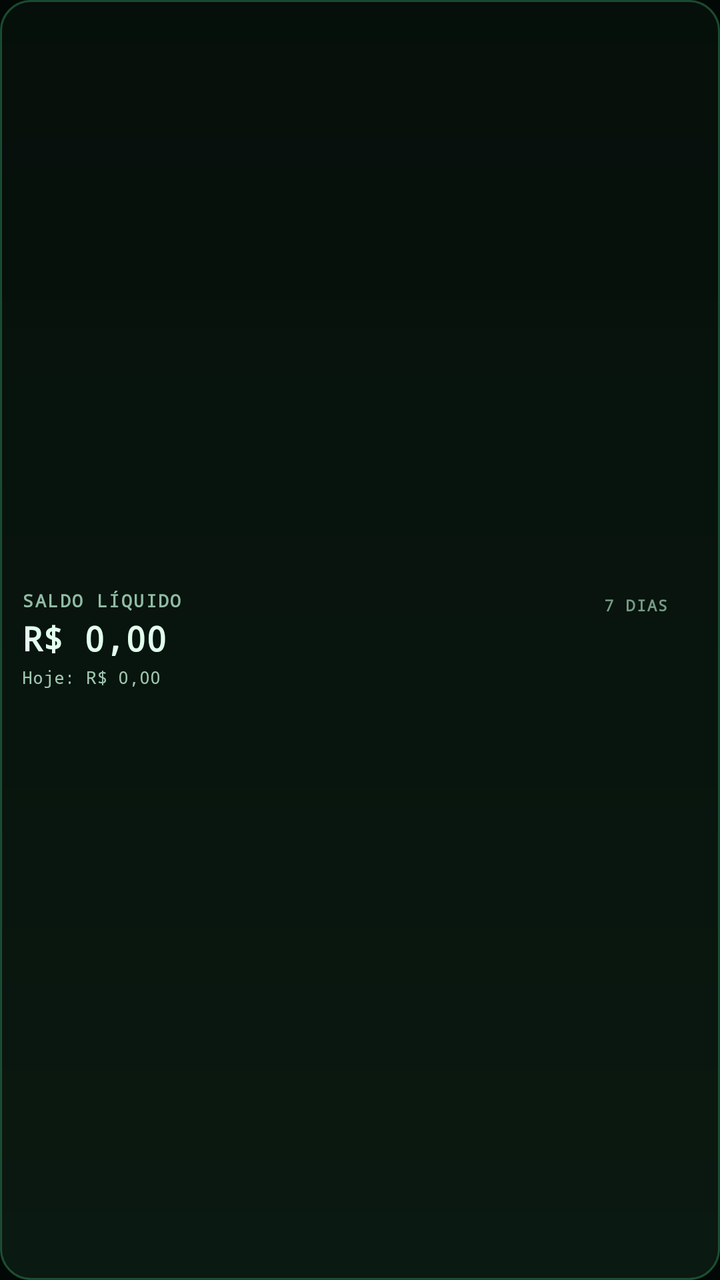
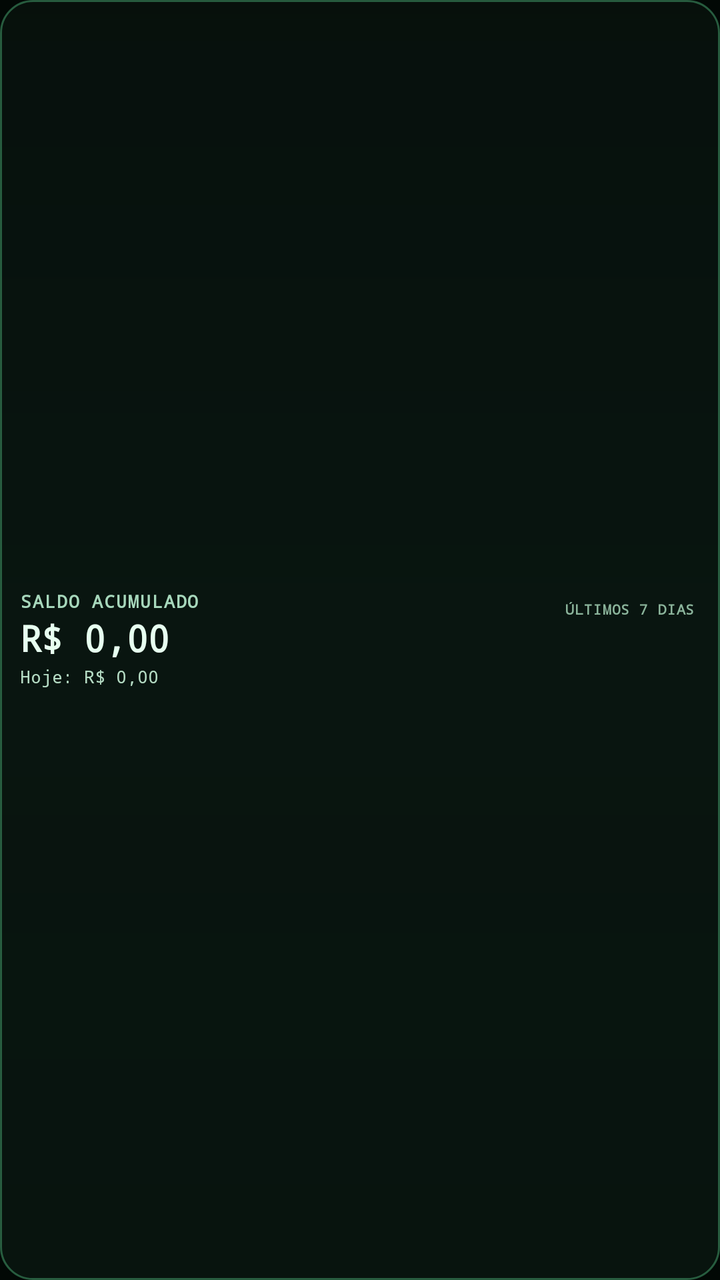

The first picture is an Android layout as it rendered before a commit; the second is the same layout after the commit. The layout source and the unified diff follow.
<!-- AndroidManifest.xml: application theme AppTheme -->
<!-- res/layout/widget_income.xml -->
<?xml version="1.0" encoding="utf-8"?>
<LinearLayout xmlns:android="http://schemas.android.com/apk/res/android"
    android:id="@+id/widget_root"
    android:layout_width="match_parent"
    android:layout_height="match_parent"
    android:orientation="horizontal"
    android:gravity="center_vertical"
    android:paddingStart="11dp"
    android:paddingEnd="9dp"
    android:paddingTop="6dp"
    android:paddingBottom="6dp"
    android:background="@drawable/widget_income_bg">

    <LinearLayout
        android:layout_width="0dp"
        android:layout_height="wrap_content"
        android:layout_weight="1"
        android:orientation="vertical"
        android:gravity="center_vertical">

        <TextView
            android:layout_width="wrap_content"
            android:layout_height="wrap_content"
            android:text="SALDO LÍQUIDO"
            android:textColor="#91BBA5"
            android:textSize="9sp"
            android:textStyle="bold"
            android:letterSpacing="0.09"
            android:includeFontPadding="false" />

        <TextView
            android:id="@+id/widget_income_total"
            android:layout_width="wrap_content"
            android:layout_height="wrap_content"
            android:layout_marginTop="4dp"
            android:text="R$ 0,00"
            android:textColor="#E2FFEE"
            android:textSize="17sp"
            android:textStyle="bold"
            android:maxLines="1"
            android:ellipsize="end"
            android:includeFontPadding="false" />

        <TextView
            android:id="@+id/widget_income_today"
            android:layout_width="wrap_content"
            android:layout_height="wrap_content"
            android:layout_marginTop="4dp"
            android:text="Hoje: R$ 0,00"
            android:textColor="#A0C7B0"
            android:textSize="9sp"
            android:maxLines="1"
            android:includeFontPadding="false" />
    </LinearLayout>

    <LinearLayout
        android:layout_width="wrap_content"
        android:layout_height="wrap_content"
        android:orientation="vertical"
        android:gravity="center_horizontal|center_vertical"
        android:layout_marginStart="7dp">

        <TextView
            android:layout_width="wrap_content"
            android:layout_height="wrap_content"
            android:text="7 DIAS"
            android:textColor="#759B86"
            android:textSize="8sp"
            android:textStyle="bold"
            android:letterSpacing="0.08"
            android:includeFontPadding="false" />

        <ImageView
            android:id="@+id/widget_income_chart"
            android:layout_width="66dp"
            android:layout_height="31dp"
            android:layout_marginTop="3dp"
            android:contentDescription="Mini gráfico do saldo líquido dos últimos sete dias"
            android:scaleType="fitCenter" />
    </LinearLayout>
</LinearLayout>
<!-- resources referenced by this layout -->
<resources>
  <!-- drawable widget_income_bg (drawable) -->
  <?xml version="1.0" encoding="utf-8"?>
  <shape xmlns:android="http://schemas.android.com/apk/res/android" android:shape="rectangle">
      <gradient
          android:angle="90"
          android:startColor="#D90B1B13"
          android:centerColor="#D608160F"
          android:endColor="#E606100B" />
      <corners android:radius="15dp" />
      <stroke android:width="1dp" android:color="#5545C985" />
  </shape>
  <style name="AppTheme" parent="android:style/Theme.Material.NoActionBar">
          <item name="android:fontFamily">monospace</item>
          <item name="android:colorAccent">#00FF88</item>
          <item name="android:statusBarColor">#020805</item>
          <item name="android:navigationBarColor">#020805</item>
          <item name="android:windowLightStatusBar">false</item>
          <item name="android:windowLightNavigationBar">false</item>
          <item name="android:windowActionModeOverlay">true</item>
          <item name="android:windowBackground">#020805</item>
      </style>
</resources>

<!-- the commit's change to res/layout/widget_income.xml (unified diff, before → after) -->
@@ -5,10 +5,10 @@
     android:layout_height="match_parent"
     android:orientation="horizontal"
     android:gravity="center_vertical"
-    android:paddingStart="11dp"
+    android:paddingStart="10dp"
     android:paddingEnd="9dp"
-    android:paddingTop="6dp"
-    android:paddingBottom="6dp"
+    android:paddingTop="5dp"
+    android:paddingBottom="5dp"
     android:background="@drawable/widget_income_bg">
 
     <LinearLayout
@@ -21,21 +21,21 @@
         <TextView
             android:layout_width="wrap_content"
             android:layout_height="wrap_content"
-            android:text="SALDO LÍQUIDO"
-            android:textColor="#91BBA5"
+            android:text="SALDO ACUMULADO"
+            android:textColor="#A7D8BC"
             android:textSize="9sp"
             android:textStyle="bold"
-            android:letterSpacing="0.09"
+            android:letterSpacing="0.07"
             android:includeFontPadding="false" />
 
         <TextView
             android:id="@+id/widget_income_total"
             android:layout_width="wrap_content"
             android:layout_height="wrap_content"
-            android:layout_marginTop="4dp"
+            android:layout_marginTop="3dp"
             android:text="R$ 0,00"
-            android:textColor="#E2FFEE"
-            android:textSize="17sp"
+            android:textColor="#E7FFF0"
+            android:textSize="18sp"
             android:textStyle="bold"
             android:maxLines="1"
             android:ellipsize="end"
@@ -45,36 +45,35 @@
             android:id="@+id/widget_income_today"
             android:layout_width="wrap_content"
             android:layout_height="wrap_content"
-            android:layout_marginTop="4dp"
+            android:layout_marginTop="3dp"
             android:text="Hoje: R$ 0,00"
-            android:textColor="#A0C7B0"
+            android:textColor="#B5DCC4"
             android:textSize="9sp"
             android:maxLines="1"
             android:includeFontPadding="false" />
     </LinearLayout>
 
     <LinearLayout
-        android:layout_width="wrap_content"
-        android:layout_height="wrap_content"
+        android:layout_width="72dp"
+        android:layout_height="match_parent"
         android:orientation="vertical"
-        android:gravity="center_horizontal|center_vertical"
-        android:layout_marginStart="7dp">
+        android:gravity="center">
 
         <TextView
             android:layout_width="wrap_content"
             android:layout_height="wrap_content"
-            android:text="7 DIAS"
-            android:textColor="#759B86"
-            android:textSize="8sp"
+            android:text="ÚLTIMOS 7 DIAS"
+            android:textColor="#8BB49B"
+            android:textSize="7sp"
             android:textStyle="bold"
-            android:letterSpacing="0.08"
+            android:letterSpacing="0.04"
             android:includeFontPadding="false" />
 
         <ImageView
             android:id="@+id/widget_income_chart"
-            android:layout_width="66dp"
-            android:layout_height="31dp"
-            android:layout_marginTop="3dp"
+            android:layout_width="68dp"
+            android:layout_height="28dp"
+            android:layout_marginTop="2dp"
             android:contentDescription="Mini gráfico do saldo líquido dos últimos sete dias"
             android:scaleType="fitCenter" />
     </LinearLayout>
<!-- resource entries referenced after the edit -->
@@ -5,11 +5,11 @@
   <shape xmlns:android="http://schemas.android.com/apk/res/android" android:shape="rectangle">
       <gradient
           android:angle="90"
-          android:startColor="#D90B1B13"
-          android:centerColor="#D608160F"
-          android:endColor="#E606100B" />
-      <corners android:radius="15dp" />
-      <stroke android:width="1dp" android:color="#5545C985" />
+          android:startColor="#B80A1711"
+          android:centerColor="#C40A1912"
+          android:endColor="#CC07120D" />
+      <corners android:radius="16dp" />
+      <stroke android:width="1dp" android:color="#665AD18E" />
   </shape>
   <style name="AppTheme" parent="android:style/Theme.Material.NoActionBar">
           <item name="android:fontFamily">monospace</item>
